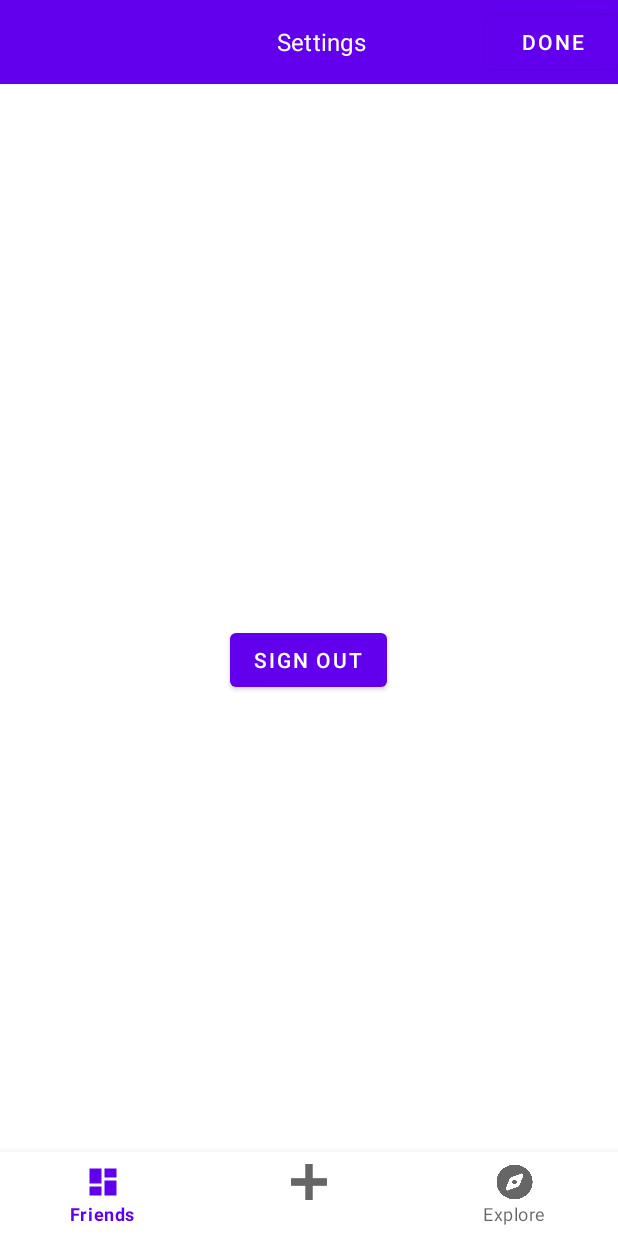
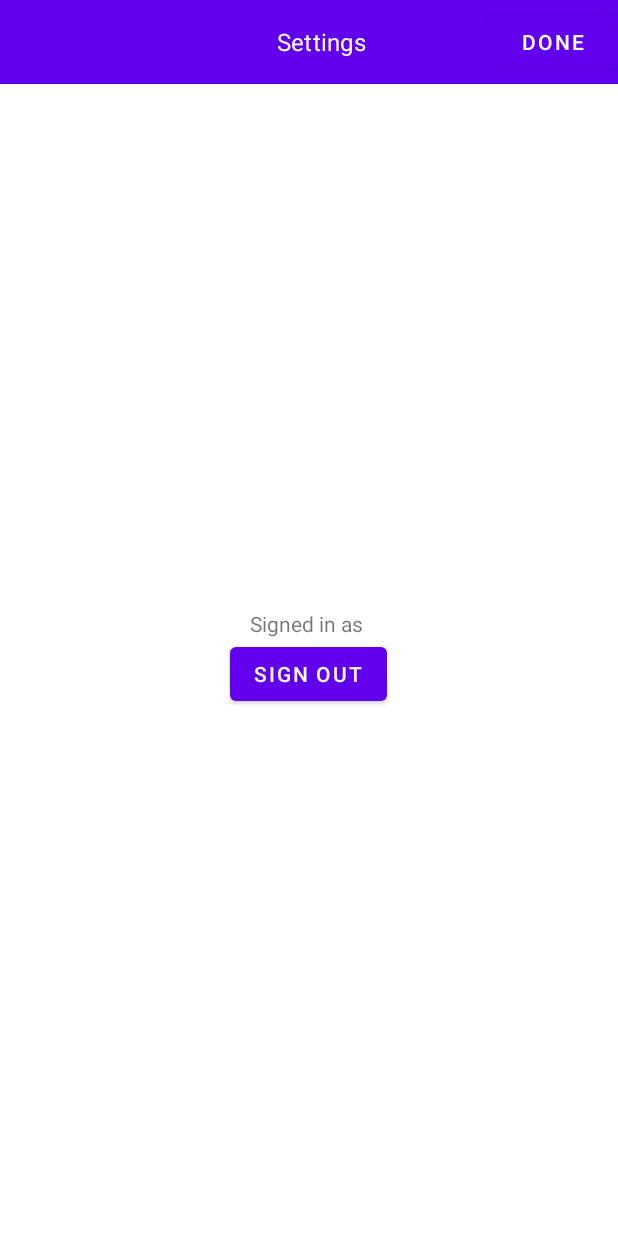
Before and after one commit to PaettyB/MobServApp, an Android app: the SettingsFragment screen opened through its navigation route, on a phone screen of 412 x 824 dp. Run offline under Robolectric (Android 15) with nearby library versions, the phone set to English and light mode, and no system bars; our stand-ins replace Firebase (no records; nobody signed in at launch, a user with empty details on screens opened directly), navigation-ui.

Commit message:
Added signed in name to settings

```diff
--- a/app/src/main/java/fr/eurecom/mobservapp/ui/SettingsFragment.java
+++ b/app/src/main/java/fr/eurecom/mobservapp/ui/SettingsFragment.java
@@ -1,10 +1,12 @@
 package fr.eurecom.mobservapp.ui;
 
+import android.annotation.SuppressLint;
 import android.os.Bundle;
 import android.view.LayoutInflater;
 import android.view.View;
 import android.view.ViewGroup;
 import android.widget.Button;
+import android.widget.TextView;
 
 import androidx.annotation.NonNull;
 import androidx.annotation.Nullable;
@@ -13,6 +15,7 @@ import androidx.fragment.app.Fragment;
 import androidx.navigation.NavController;
 import androidx.navigation.Navigation;
 
+import fr.eurecom.mobservapp.MainActivity;
 import fr.eurecom.mobservapp.R;
 import fr.eurecom.mobservapp.databinding.FragmentExploreFeedBinding;
 import fr.eurecom.mobservapp.databinding.FragmentSettingsBinding;
@@ -21,6 +24,7 @@ public class SettingsFragment extends Fragment {
 
     private FragmentSettingsBinding binding;
 
+    @SuppressLint("SetTextI18n")
     @Nullable
     @Override
     public View onCreateView(@NonNull LayoutInflater inflater, @Nullable ViewGroup container, @Nullable Bundle savedInstanceState) {
@@ -28,6 +32,8 @@ public class SettingsFragment extends Fragment {
         View view = binding.getRoot();
         Button doneButton = view.findViewById(R.id.done_button);
         Button signOutButton = view.findViewById(R.id.sign_out_button);
+        TextView usernameText = view.findViewById(R.id.current_username_text);
+        usernameText.setText("Signed in as " + MainActivity.USERNAME);
 
 
         // Set up a click listener for friends button
--- a/app/src/main/res/layout/fragment_settings.xml
+++ b/app/src/main/res/layout/fragment_settings.xml
@@ -9,13 +9,23 @@
     <include layout="@layout/settings_toolbar"
         android:id="@+id/top_toolbar"/>
 
-    <!-- Layout for Search Field and Button -->
+    <!-- Layout for Text and Button -->
     <LinearLayout
         android:layout_width="match_parent"
         android:layout_height="0dp"
         android:layout_weight="1"
         android:gravity="center"
+        android:orientation="vertical"
         android:padding="16dp">
+
+        <!-- Centered Text above the Button -->
+        <TextView
+            android:layout_width="wrap_content"
+            android:layout_height="wrap_content"
+            android:id="@+id/current_username_text"
+            android:text="Signed in as "
+            android:layout_gravity="center_horizontal"
+            android:textAlignment="center"/>
 
         <!-- Centered Button -->
         <Button
--- a/app/src/main/res/layout/login_fragment.xml
+++ b/app/src/main/res/layout/login_fragment.xml
@@ -14,7 +14,7 @@
         android:layout_marginBottom="484dp"
         android:ems="10"
         android:inputType="text"
-        android:text="Name"
+        android:hint="Username"
         app:layout_constraintBottom_toBottomOf="parent"
         app:layout_constraintEnd_toEndOf="parent"
         app:layout_constraintHorizontal_bias="0.0"
```
